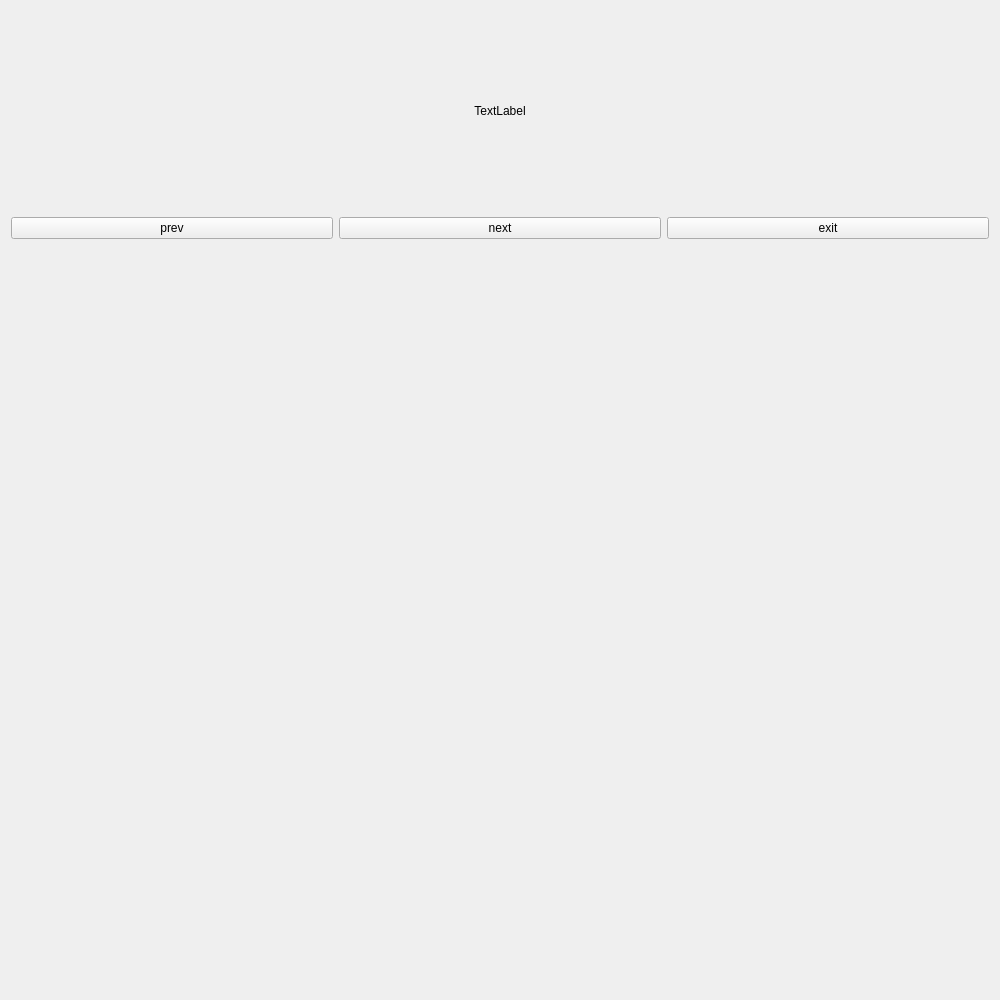
Before: the Qt Designer form meeting.ui in JustTALK-veda/Client_QT, drawn with Qt 5.
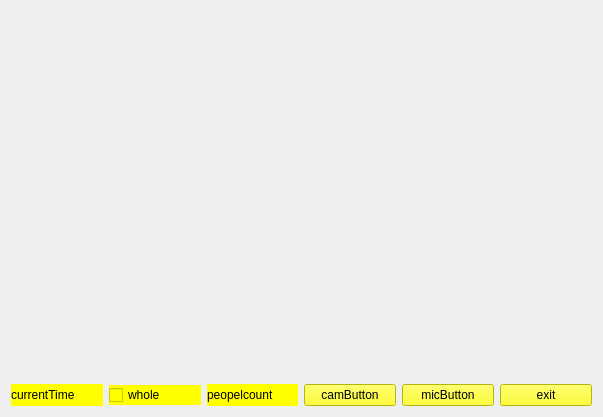
After: the same form once the commit is applied. Custom widgets are drawn as their Qt base class.

Commit message: feat: meeting page 분리를 위한 준비, footbar 추가

What changed in the file:
```diff
--- a/meeting.ui
+++ b/meeting.ui
@@ -6,60 +6,74 @@
    <rect>
     <x>0</x>
     <y>0</y>
-    <width>1000</width>
-    <height>1000</height>
+    <width>603</width>
+    <height>417</height>
    </rect>
   </property>
-  <property name="sizePolicy">
-   <sizepolicy hsizetype="Expanding" vsizetype="Expanding">
-    <horstretch>0</horstretch>
-    <verstretch>0</verstretch>
-   </sizepolicy>
-  </property>
-  <property name="minimumSize">
-   <size>
-    <width>1000</width>
-    <height>500</height>
-   </size>
-  </property>
   <property name="windowTitle">
    <string>Form</string>
   </property>
   <layout class="QVBoxLayout" name="verticalLayout_2">
    <item>
-    <widget class="QLabel" name="pano">
-     <property name="minimumSize">
-      <size>
-       <width>0</width>
-       <height>200</height>
-      </size>
-     </property>
-     <property name="text">
-      <string>TextLabel</string>
-     </property>
-     <property name="alignment">
-      <set>Qt::AlignmentFlag::AlignCenter</set>
-     </property>
-    </widget>
+    <widget class="QStackedWidget" name="stackedWidget"/>
    </item>
    <item>
     <layout class="QHBoxLayout" name="horizontalLayout">
      <item>
-      <widget class="QPushButton" name="prevButton">
+      <widget class="QLabel" name="currentTimeLabel">
+       <property name="styleSheet">
+        <string notr="true">background-color:yellow;</string>
+       </property>
        <property name="text">
-        <string>prev</string>
+        <string>currentTime</string>
        </property>
       </widget>
      </item>
      <item>
-      <widget class="QPushButton" name="nextButton">
+      <widget class="QCheckBox" name="checkBox">
+       <property name="styleSheet">
+        <string notr="true">background-color:yellow;</string>
+       </property>
        <property name="text">
-        <string>next</string>
+        <string>whole</string>
+       </property>
+      </widget>
+     </item>
+     <item>
+      <widget class="QLabel" name="peopleCountLabel">
+       <property name="styleSheet">
+        <string notr="true">background-color:yellow;</string>
+       </property>
+       <property name="text">
+        <string>peopelcount</string>
+       </property>
+      </widget>
+     </item>
+     <item>
+      <widget class="QPushButton" name="camButton">
+       <property name="styleSheet">
+        <string notr="true">background-color:yellow;</string>
+       </property>
+       <property name="text">
+        <string>camButton</string>
+       </property>
+      </widget>
+     </item>
+     <item>
+      <widget class="QPushButton" name="micButton">
+       <property name="styleSheet">
+        <string notr="true">background-color:yellow;</string>
+       </property>
+       <property name="text">
+        <string>micButton</string>
        </property>
       </widget>
      </item>
      <item>
       <widget class="QPushButton" name="exitButton">
+       <property name="styleSheet">
+        <string notr="true">background-color:yellow;</string>
+       </property>
        <property name="text">
         <string>exit</string>
        </property>
@@ -67,23 +81,8 @@
      </item>
     </layout>
    </item>
-   <item>
-    <widget class="Stackpage" name="stackedWidget">
-     <property name="currentIndex">
-      <number>-1</number>
-     </property>
-    </widget>
-   </item>
   </layout>
  </widget>
- <customwidgets>
-  <customwidget>
-   <class>Stackpage</class>
-   <extends>QStackedWidget</extends>
-   <header>stackpage.h</header>
-   <container>1</container>
-  </customwidget>
- </customwidgets>
  <resources/>
  <connections/>
 </ui>
```
Left out of the diff: 8 changed lines with no effect on the pictures. The commit also changes 7 other files.
